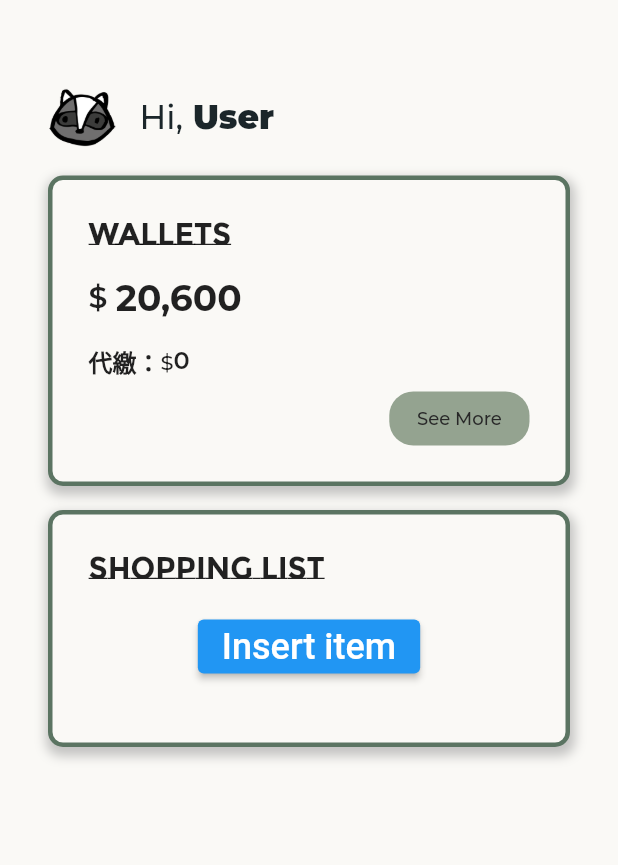
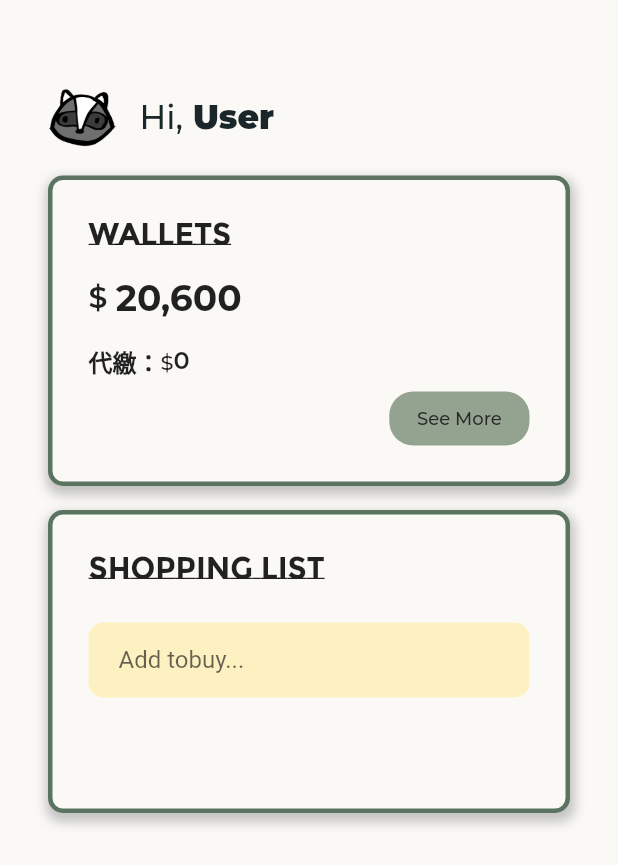
Before and after one commit to SHUSHU010829/Save_food_Battle, a Flutter app: the HomePage screen opened directly, on a phone screen of 412 x 824 dp. Shown: the top 865 px of the screen. Run offline on Flutter 3.47's test engine with Material 2 defaults, Android fonts, the phone set to English and light mode, and no system bars; our stand-ins replace anim_search_bar, toggle_switch; Roboto replaces fonts that are missing (GenJyuuGothic, GenRyuMin); project files that could hold a hidden picture were left out.

```diff
--- /dev/null
+++ b/frontend/lib/models/tobuy_model.dart
@@ -0,0 +1,9 @@
+class TobuyModel {
+  String title;
+  bool isDone;
+
+  TobuyModel({
+    required this.title,
+    required this.isDone,
+  });
+}
--- a/frontend/lib/page/navpage/home_page.dart
+++ b/frontend/lib/page/navpage/home_page.dart
@@ -1,5 +1,7 @@
 import 'package:flutter/material.dart';
 import 'package:frontend/constants.dart';
+import 'package:frontend/models/tobuy_model.dart';
+import 'package:frontend/widgets/tobuy_item.dart';
 
 class HomePage extends StatefulWidget {
   const HomePage({Key? key}) : super(key: key);
@@ -9,6 +11,9 @@ class HomePage extends StatefulWidget {
 }
 
 class _HomePageState extends State<HomePage> {
+  List<TobuyModel> tobuys = [];
+  TextEditingController tobuyController = TextEditingController(text: "");
+
   get mainAxisAlignment => null;
 
   @override
@@ -245,14 +250,53 @@ class _HomePageState extends State<HomePage> {
                       ),
                     ],
                   ),
+                  const SizedBox(height: 24),
                   Column(
                     children: [
-                      Expanded(
-                        child: Container(),
-                      ),
+                      //todo 加上以下這段，整個 column 爆掉
+                      // Expanded(
+                      //   child: Column(
+                      //     children: tobuys
+                      //         .map((item) => TobuyItem(
+                      //               title: item.title,
+                      //             ))
+                      //         .toList(),
+                      //   ),
+                      // ),
                       Container(
-                        padding: const EdgeInsets.all(16),
-                        child: buildInsertButton(),
+                        height: 50,
+                        width: MediaQuery.of(context).size.width,
+                        margin: const EdgeInsets.only(bottom: 50),
+                        padding: const EdgeInsets.symmetric(horizontal: 20),
+                        decoration: BoxDecoration(
+                          color: secondary1,
+                          borderRadius: BorderRadius.circular(10),
+                        ),
+                        child: Center(
+                          child: Row(
+                            children: [
+                              Expanded(
+                                child: TextFormField(
+                                  controller: tobuyController,
+                                  decoration: const InputDecoration.collapsed(
+                                      hintText: "Add tobuy..."),
+                                ),
+                              ),
+                              //todo 查一下為什麼加上以下這個為爆掉
+                              // GestureDetector(
+                              //   onTap: () {
+                              //     print(tobuyController.text);
+                              //     setState(() {
+                              //       tobuys.add(TobuyModel(
+                              //           title: tobuyController.text,
+                              //           isDone: false));
+                              //       tobuyController.text = "";
+                              //     });
+                              //   },
+                              // ),
+                            ],
+                          ),
+                        ),
                       ),
                     ],
                   ),
@@ -264,12 +308,4 @@ class _HomePageState extends State<HomePage> {
       ),
     );
   }
-
-  Widget buildInsertButton() => ElevatedButton(
-        onPressed: () {},
-        child: Text(
-          'Insert item',
-          style: TextStyle(fontSize: 24),
-        ),
-      );
 }
--- a/frontend/lib/page/storefood/instant_food_page.dart
+++ b/frontend/lib/page/storefood/instant_food_page.dart
@@ -1,6 +1,7 @@
 import 'package:flutter/material.dart';
 import 'package:frontend/constants.dart';
 import 'package:frontend/page/navpage/storefood_page.dart';
+import '../../models/storefood_carditem1.dart';
 
 class InstantFoodPage extends StatelessWidget {
   // ignore: non_constant_identifier_names
```
Also changed, not shown: frontend/lib/models/storefood_carditem1.dart (added, +11 -0 lines), frontend/lib/models/tobuy_item.dart (added, +16 -0 lines), frontend/lib/page/navpage/storefood_page.dart (+1 -12 lines), frontend/lib/widgets/tobuy_item.dart (added, +40 -0 lines), frontend/lib/models/product_model.dart (deleted), frontend/lib/models/shopping_list_data.dart (added).
